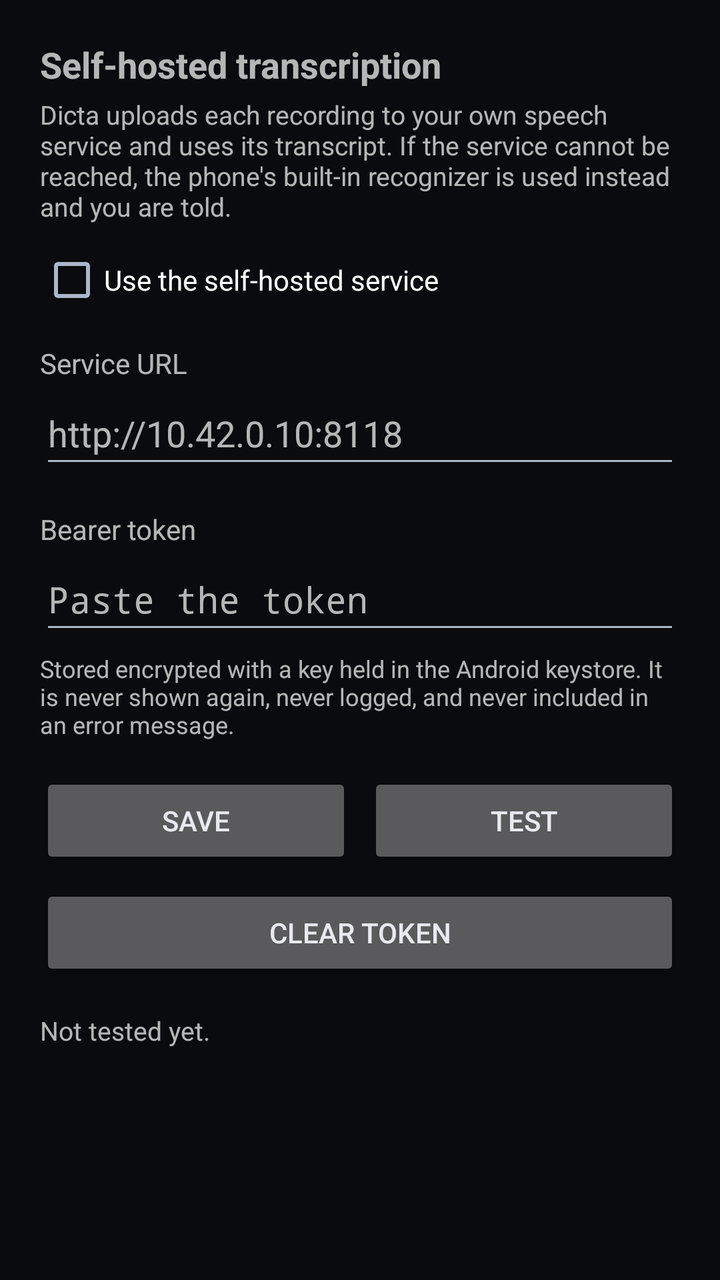
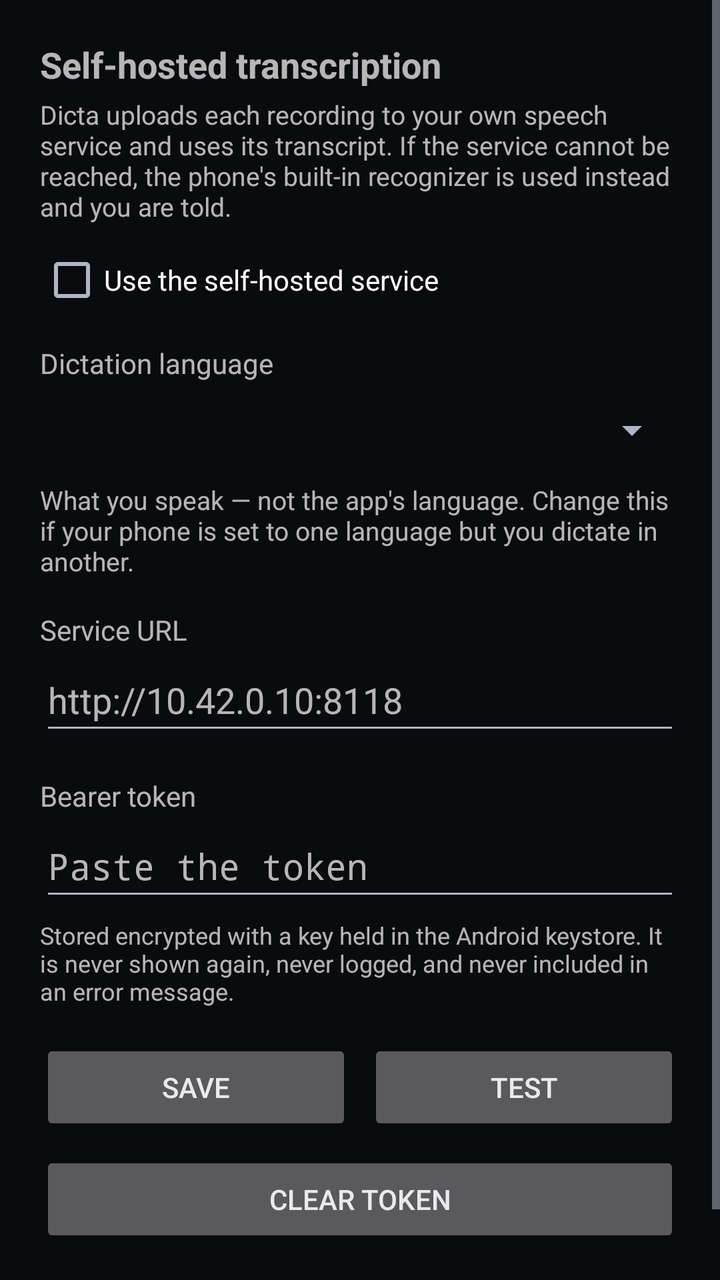

Two renders of the same Android screen: before a commit and after it. Below are the layout's source before the change and the commit's diff.
<!-- AndroidManifest.xml: application theme Theme.Dicta -->
<!-- res/layout/activity_settings.xml -->
<?xml version="1.0" encoding="utf-8"?>
<ScrollView xmlns:android="http://schemas.android.com/apk/res/android"
    android:layout_width="match_parent"
    android:layout_height="match_parent"
    android:fillViewport="true">

    <LinearLayout
        android:layout_width="match_parent"
        android:layout_height="wrap_content"
        android:orientation="vertical"
        android:padding="20dp">

        <TextView
            android:layout_width="match_parent"
            android:layout_height="wrap_content"
            android:text="@string/stt_section_remote"
            android:textSize="18sp"
            android:textStyle="bold" />

        <TextView
            android:layout_width="match_parent"
            android:layout_height="wrap_content"
            android:layout_marginTop="4dp"
            android:text="@string/stt_section_remote_blurb"
            android:textSize="13sp" />

        <CheckBox
            android:id="@+id/stt_remote_enabled"
            android:layout_width="match_parent"
            android:layout_height="wrap_content"
            android:layout_marginTop="12dp"
            android:text="@string/stt_remote_enabled_label" />

        <TextView
            android:layout_width="match_parent"
            android:layout_height="wrap_content"
            android:layout_marginTop="16dp"
            android:labelFor="@id/stt_url"
            android:text="@string/stt_url_label" />

        <EditText
            android:id="@+id/stt_url"
            android:layout_width="match_parent"
            android:layout_height="wrap_content"
            android:hint="@string/stt_url_hint"
            android:importantForAutofill="no"
            android:inputType="textUri"
            android:minHeight="48dp" />

        <TextView
            android:layout_width="match_parent"
            android:layout_height="wrap_content"
            android:layout_marginTop="16dp"
            android:labelFor="@id/stt_token"
            android:text="@string/stt_token_label" />

        
        <EditText
            android:id="@+id/stt_token"
            android:layout_width="match_parent"
            android:layout_height="wrap_content"
            android:hint="@string/stt_token_hint_empty"
            android:importantForAutofill="no"
            android:inputType="textPassword"
            android:minHeight="48dp" />

        <TextView
            android:layout_width="match_parent"
            android:layout_height="wrap_content"
            android:layout_marginTop="4dp"
            android:text="@string/stt_token_note"
            android:textSize="12sp" />

        <LinearLayout
            android:layout_width="match_parent"
            android:layout_height="wrap_content"
            android:layout_marginTop="16dp"
            android:orientation="horizontal">

            <Button
                android:id="@+id/stt_save"
                android:layout_width="0dp"
                android:layout_height="wrap_content"
                android:layout_weight="1"
                android:minHeight="48dp"
                android:text="@string/stt_save" />

            <Button
                android:id="@+id/stt_test"
                android:layout_width="0dp"
                android:layout_height="wrap_content"
                android:layout_marginStart="8dp"
                android:layout_weight="1"
                android:minHeight="48dp"
                android:text="@string/stt_test" />
        </LinearLayout>

        <Button
            android:id="@+id/stt_clear_token"
            android:layout_width="match_parent"
            android:layout_height="wrap_content"
            android:layout_marginTop="8dp"
            android:minHeight="48dp"
            android:text="@string/stt_clear_token" />

        <TextView
            android:id="@+id/stt_status"
            android:layout_width="match_parent"
            android:layout_height="wrap_content"
            android:layout_marginTop="16dp"
            android:text="@string/stt_status_idle"
            android:textSize="13sp" />
    </LinearLayout>
</ScrollView>
<!-- resources referenced by this layout -->
<resources>
  <string name="stt_clear_token">Clear token</string>
  <string name="stt_remote_enabled_label">Use the self-hosted service</string>
  <string name="stt_save">Save</string>
  <string name="stt_section_remote">Self-hosted transcription</string>
  <string name="stt_section_remote_blurb">Dicta uploads each recording to your own speech service and uses its transcript. If the service cannot be reached, the phone\'s built-in recognizer is used instead and you are told.</string>
  <string name="stt_status_idle">Not tested yet.</string>
  <string name="stt_test">Test</string>
  <string name="stt_token_hint_empty">Paste the token</string>
  <string name="stt_token_label">Bearer token</string>
  <string name="stt_token_note">Stored encrypted with a key held in the Android keystore. It is never shown again, never logged, and never included in an error message.</string>
  <string name="stt_url_hint">http://10.42.0.10:8118</string>
  <string name="stt_url_label">Service URL</string>
  <style name="Theme.Dicta" parent="android:Theme.Material.NoActionBar">
          <item name="android:windowBackground">@color/dicta_surface_0</item>
          <item name="android:colorBackground">@color/dicta_surface_0</item>
          <item name="android:colorAccent">@color/dicta_accent</item>
          <item name="android:colorControlActivated">@color/dicta_accent</item>
          <item name="android:colorControlNormal">@color/dicta_on_surface_variant</item>
          <item name="android:textColorPrimary">@color/dicta_on_surface</item>
          <item name="android:textColorSecondary">@color/dicta_on_surface_variant</item>
          <item name="android:textColorHighlight">@color/dicta_accent_container</item>
          <item name="android:statusBarColor">@color/dicta_surface_0</item>
          <item name="android:navigationBarColor">@color/dicta_surface_0</item>
      </style>
  <color name="dicta_surface_0">#0A0B0F</color>
  <color name="dicta_accent">#FFA070</color>
  <color name="dicta_on_surface_variant">#AEB5C7</color>
  <color name="dicta_on_surface">#E8EAF0</color>
  <color name="dicta_accent_container">#4A2416</color>
</resources>

<!-- the commit's change to res/layout/activity_settings.xml (unified diff, before → after) -->
@@ -30,6 +30,28 @@
             android:layout_height="wrap_content"
             android:layout_marginTop="12dp"
             android:text="@string/stt_remote_enabled_label" />
+
+        
+        <TextView
+            android:layout_width="match_parent"
+            android:layout_height="wrap_content"
+            android:layout_marginTop="16dp"
+            android:labelFor="@id/stt_language"
+            android:text="@string/stt_language_label" />
+
+        <Spinner
+            android:id="@+id/stt_language"
+            android:layout_width="match_parent"
+            android:layout_height="wrap_content"
+            android:minHeight="48dp"
+            android:contentDescription="@string/stt_language_label" />
+
+        <TextView
+            android:layout_width="match_parent"
+            android:layout_height="wrap_content"
+            android:layout_marginTop="2dp"
+            android:text="@string/stt_language_note"
+            android:textSize="13sp" />
 
         <TextView
             android:layout_width="match_parent"
<!-- resource entries referenced after the edit -->
@@ -1,6 +1,8 @@
 <!-- resources referenced by this layout -->
 <resources>
   <string name="stt_clear_token">Clear token</string>
+  <string name="stt_language_label">Dictation language</string>
+  <string name="stt_language_note">What you speak — not the app\'s language. Change this if your phone is set to one language but you dictate in another.</string>
   <string name="stt_remote_enabled_label">Use the self-hosted service</string>
   <string name="stt_save">Save</string>
   <string name="stt_section_remote">Self-hosted transcription</string>
